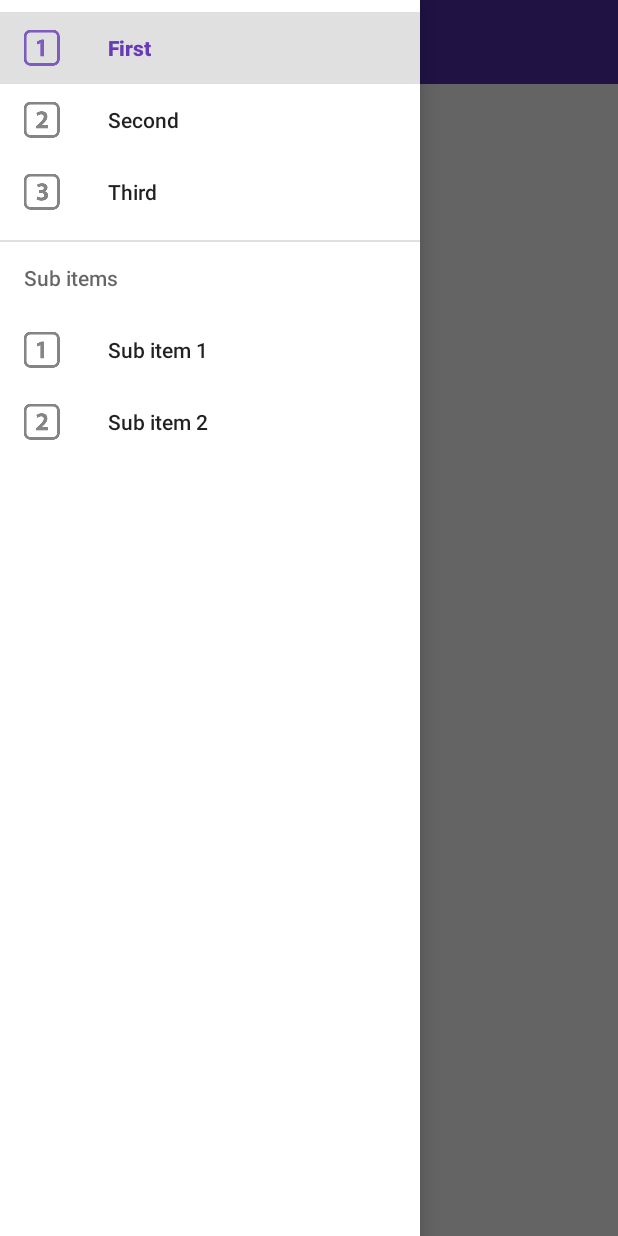
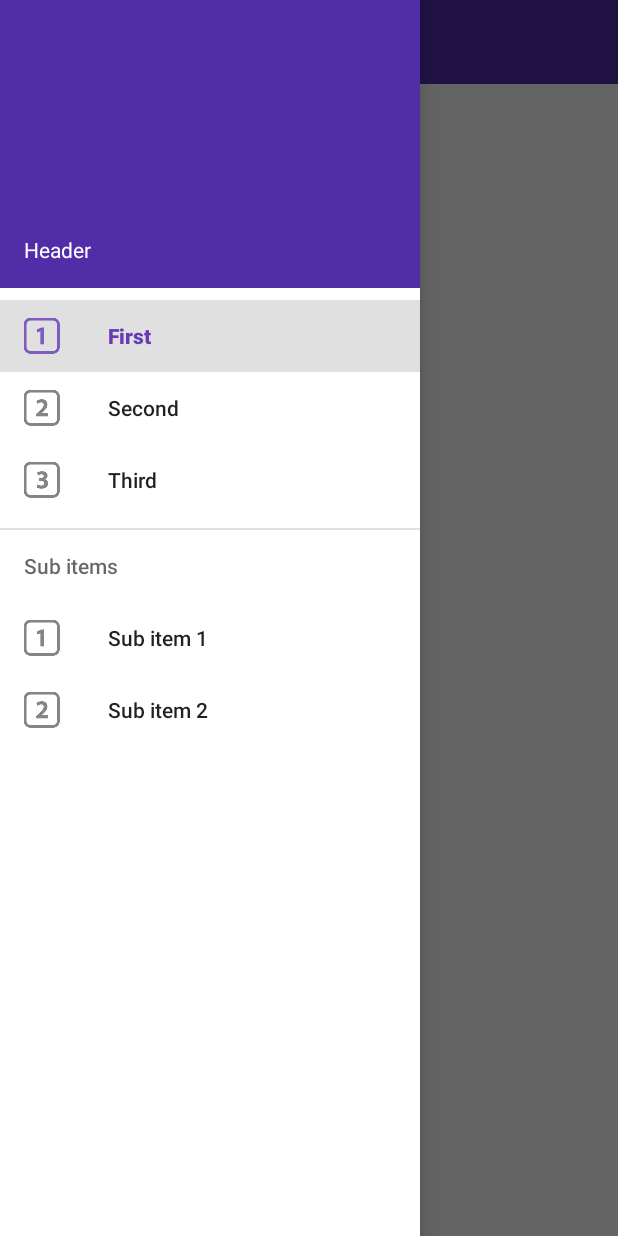
Before and after one commit to ifavaz/raajjeNews, an Android app: the screen it shows after launch (MainActivity), with the side drawer open, on a phone screen of 412 x 824 dp. Run offline under Robolectric (Android 15) with nearby library versions, the phone set to English and light mode, and no system bars.

Commit message:
headers added

```diff
--- a/app/src/main/res/layout/activity_main.xml
+++ b/app/src/main/res/layout/activity_main.xml
@@ -34,6 +34,7 @@
         android:layout_width="wrap_content"
         android:layout_height="match_parent"
         android:layout_gravity="start"
+        app:headerLayout="@layout/nav_header"
         android:background="@android:color/white"
         app:menu="@menu/drawer_view" />
 </androidx.drawerlayout.widget.DrawerLayout>
--- /dev/null
+++ b/app/src/main/res/layout/nav_header.xml
@@ -0,0 +1,18 @@
+<?xml version="1.0" encoding="utf-8"?>
+<LinearLayout xmlns:android="http://schemas.android.com/apk/res/android"
+    android:layout_width="match_parent"
+    android:layout_height="192dp"
+    android:background="?attr/colorPrimaryDark"
+    android:padding="16dp"
+    android:theme="@style/ThemeOverlay.AppCompat.Dark"
+    android:orientation="vertical"
+    android:gravity="bottom">
+
+    <TextView
+        android:layout_width="match_parent"
+        android:layout_height="wrap_content"
+        android:text="Header"
+        android:textColor="@android:color/white"
+        android:textAppearance="@style/TextAppearance.AppCompat.Body1"/>
+
+</LinearLayout>
```
